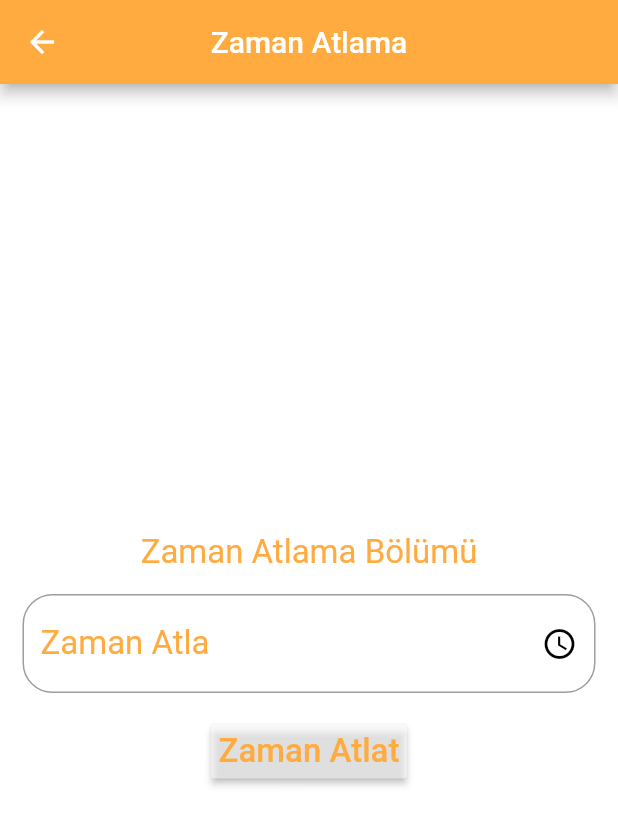
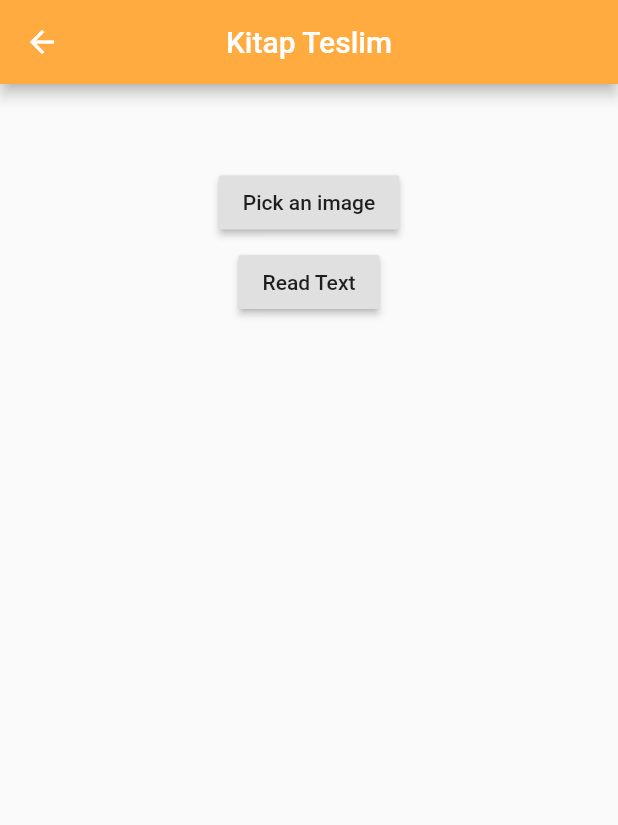
Before and after one commit to coderrved/flutter-mobile-library, a Flutter app: the KullaniciSayfasi screen opened directly, after a tap on "Kitap", on a phone screen of 412 x 824 dp. Shown: the top 825 px of the screen. Run offline on Flutter 3.47's test engine with Material 2 defaults, Android fonts, the phone set to English and light mode, and no system bars; our stand-ins replace image_picker, sqflite; missing offline and left inert: firebase_ml_vision; accounts and stored records are empty.

Commit message:
kitap teslim sayfası eklendi

```diff
--- a/lib/main.dart
+++ b/lib/main.dart
@@ -50,8 +50,6 @@ class _MyHomePageState extends State<MyHomePage> {
 
   @override
   Widget build(BuildContext context) {
-    //ekle();
-
     return Scaffold(
       key: scaffoldKey,
       body: GestureDetector(
--- a/lib/models/kitap_al.dart
+++ b/lib/models/kitap_al.dart
@@ -134,6 +134,7 @@ class _KitapAlState extends State<KitapAl> {
                                 icon: Icon(Icons.add_circle, size: 25.0,),
                                 onPressed: (){
                                   print('islem basarili'); // Veritabani islemleri buraya gelecek.
+
                                 },
                               ),
                               margin: EdgeInsets.all(10.0),
--- a/lib/models/kitap_ekle.dart
+++ b/lib/models/kitap_ekle.dart
@@ -39,7 +39,6 @@ class _KitapEkleState extends State<KitapEkle> {
 
   Future pickImage() async {
     var tempStore = await ImagePicker.pickImage(source: ImageSource.gallery);
-
     setState(() {
       pickedImage = tempStore;
       isImageLoaded = true;
--- /dev/null
+++ b/lib/models/kitap_teslim.dart
@@ -0,0 +1,177 @@
+import 'dart:io';
+
+import 'package:firebase_ml_vision/firebase_ml_vision.dart';
+import 'package:flutter/material.dart';
+import 'package:image_picker/image_picker.dart';
+import 'package:kutuphane/utils/database_helpers.dart';
+
+import 'kitaplar.dart';
+
+class KitapTeslim extends StatefulWidget {
+  @override
+  _KitapTeslimState createState() => _KitapTeslimState();
+}
+
+class _KitapTeslimState extends State<KitapTeslim> {
+
+  DatabaseHelper _databaseHelper;
+  List<Kitaplar> allKitapList;
+  String gereksizleriKaldirr;
+
+  @override
+  void initState() {
+    super.initState();
+    allKitapList = List<Kitaplar>();
+    _databaseHelper = DatabaseHelper();
+    _databaseHelper.allKitaplar().then((mapListesi) {
+      // Veritabanındaki kullanıcılar uygulama başlarken listeye atıldı.
+      for (Map okunanMap in mapListesi) {
+        allKitapList.add(Kitaplar.fromMap(okunanMap));
+      }
+      setState(() {});
+    }).catchError((hata)=>print("hata:"+hata));
+  }
+
+  File pickedImage;
+  List kelimeleriTut = new List();
+  String ISBNtut;
+  bool isImageLoaded = false;
+  final _kitapAdi = TextEditingController();
+  static String sonISBN = '';
+
+  Future pickImage() async {
+    var tempStore = await ImagePicker.pickImage(source: ImageSource.gallery);
+    setState(() {
+      pickedImage = tempStore;
+      isImageLoaded = true;
+    });
+  }
+
+  Future readText() async {
+    FirebaseVisionImage ourImage = FirebaseVisionImage.fromFile(pickedImage);
+    TextRecognizer recognizeText = FirebaseVision.instance.textRecognizer();
+    VisionText readText = await recognizeText.processImage(ourImage);
+
+    for (TextBlock block in readText.blocks) {
+      for (TextLine line in block.lines) {
+        for (TextElement word in line.elements) {
+          print(word.text);
+          kelimeleriTut.add(word.text);
+        }
+      }
+    }
+    for (int i = 0; i < kelimeleriTut.length; i++) {
+      print('kelime: ' + kelimeleriTut[i]);
+      bool isbn = kelimeleriTut[i].toString().startsWith("ISBN");
+      if(isbn == true){
+        gereksizleriKaldirr = kelimeleriTut[i].replaceAll(RegExp(r'[\s-:.,:]+'), ''); // ISBN içerisinde okuma hatalarından kaynaklı noktalı işaretler varsa onları çıkar
+        print('ISBN kelimesinin son hali: ' + gereksizleriKaldirr);
+      }
+      if (gereksizleriKaldirr == 'ISBN') {
+        ISBNtut = kelimeleriTut[i + 1];
+        print('ISBN numarası: ' + ISBNtut);
+        sonISBN = ISBNtut.replaceAll(RegExp(r'[\s-]+'), '');
+        print('son durumda isbn: ' + sonISBN);
+        setState(() {
+
+        });
+        break;
+      }
+    }
+  }
+
+  Future decode() async {
+    FirebaseVisionImage ourImage = FirebaseVisionImage.fromFile(pickedImage);
+    BarcodeDetector barcodeDetector = FirebaseVision.instance.barcodeDetector();
+    List barCodes = await barcodeDetector.detectInImage(ourImage);
+
+    for (Barcode readableCode in barCodes) {
+      print(readableCode.displayValue);
+    }
+  }
+
+
+  @override
+  Widget build(BuildContext context) {
+    return Scaffold(
+        appBar: AppBar(
+          centerTitle: true,
+          title: Text("Kitap Teslim", style: TextStyle(color: Colors.white),),
+          backgroundColor: Colors.orangeAccent,
+        ),
+        body: GestureDetector(
+          onTap: () {
+            FocusScope.of(context).unfocus();
+          },
+          child: Container(
+            child: Column(
+              children: <Widget>[
+                SizedBox(height: 50.0),
+                isImageLoaded
+                    ? Column(
+                  mainAxisAlignment: MainAxisAlignment.center,
+                  children: <Widget>[
+                    Container(
+                      height: 200.0,
+                      width: 200.0,
+                      decoration: BoxDecoration(
+                        image: DecorationImage(
+                            image: FileImage(pickedImage),
+                            fit: BoxFit.cover),
+                      ),
+                    ),
+                    Container(
+                      margin: EdgeInsets.fromLTRB(30.0, 35.0, 30.0, 0),
+                      decoration: BoxDecoration(
+                        color: Colors.white54,
+                        borderRadius: BorderRadius.circular(20.0),
+                      ),
+                      child: TextFormField(
+                        controller: _kitapAdi,
+                        style: TextStyle(color: Colors.black),
+                        decoration: InputDecoration(
+                          hintText: 'Kitap Teslim',
+                          hintStyle: TextStyle(
+                            color: Colors.black,
+                            fontSize: 22.0,
+                          ),
+                          border: OutlineInputBorder(
+                            borderRadius: BorderRadius.circular(20.0),
+                          ),
+                        ),
+                      ),
+                    ),
+                    Container(
+                      child: RaisedButton(
+                        color: Colors.black45,
+                        child: Text(
+                          "Kitap Teslim Et",
+                          style: TextStyle(color: Colors.red, fontSize: 18),
+                        ),
+                        onPressed: () {
+                          print('kitap teslim edildi.');
+                          //_kitapEkle(Kitaplar(_kitapAdi.text,sonISBN,'1'));
+                          print(allKitapList.toString());
+                        },
+                      ),
+                    )
+                  ],
+                )
+                    : Container(),
+                SizedBox(height: 5.0),
+                RaisedButton(
+                  child: Text('Pick an image'),
+                  onPressed: pickImage,
+                ),
+                SizedBox(height: 5.0),
+                RaisedButton(
+                  child: Text('Read Text'),
+                  onPressed: readText,
+                ),
+              ],
+            ),
+          ),
+        )
+    );
+  }
+}
--- a/lib/models/kullanici_sayfasi.dart
+++ b/lib/models/kullanici_sayfasi.dart
@@ -1,4 +1,5 @@
 import 'package:flutter/material.dart';
+import 'package:kutuphane/models/kitap_teslim.dart';
 import 'package:kutuphane/models/zaman_atlama.dart';
 
 import '../main.dart';
@@ -88,7 +89,7 @@ class _KullaniciSayfasiState extends State<KullaniciSayfasi> {
                   Navigator.push(
                     context,
                     MaterialPageRoute(
-                      builder: (context) => ZamanAtlama(),
+                      builder: (context) => KitapTeslim(),
                     ),
                   );
                 },
--- a/lib/utils/database_helpers.dart
+++ b/lib/utils/database_helpers.dart
@@ -115,6 +115,12 @@ Future<int> kitapEkle(Kitaplar kitaplar) async{
     return sonuc;
   }
 
+  Future<int> kitapGuncelle(Kitaplar kitaplar) async{
+    var db = await _getDatabase();
+    var sonuc = db.update(_kitapTablosu, kitaplar.toMap(), where: '$_kitapId = ?', whereArgs: [kitaplar.kitapId]);
+    return sonuc;
+  }
+
   Future<int> userSil(int id) async{
 
     var db = await _getDatabase();
```
Also changed, not shown: lib/models/kullanici_listele.dart (+73 -2 lines).
